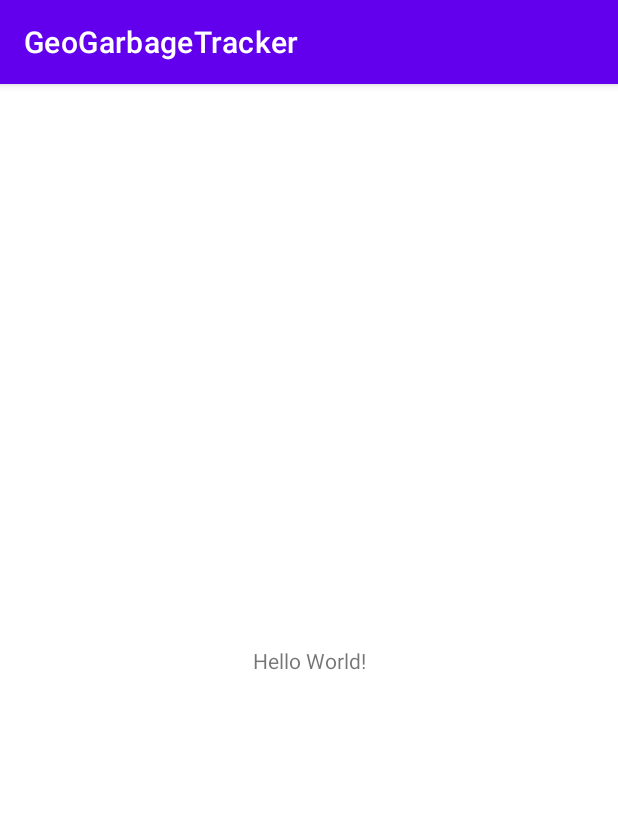
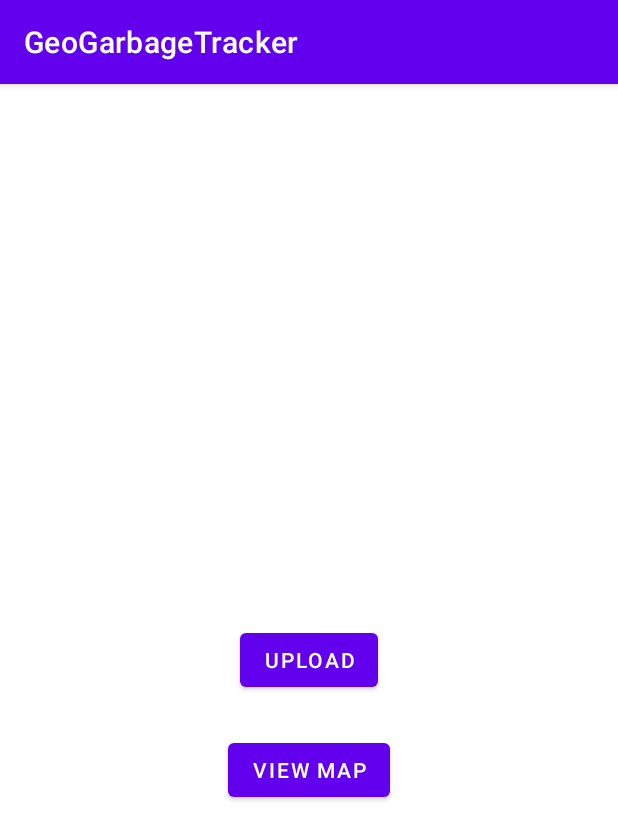
Before and after one commit to tharun571/Geo-Tracking-Garbage-App, an Android app: the screen it shows after launch (MainActivity before the commit, SelectActivity after it), on a phone screen of 412 x 824 dp. Shown: the top 840 px of the screen. Run offline under Robolectric (Android 15) with nearby library versions, the phone set to English and light mode, and no system bars; our stand-ins replace Firebase (no records; nobody signed in at launch, a user with empty details on screens opened directly).

```diff
--- a/GeoGarbageTracker/app/build.gradle
+++ b/GeoGarbageTracker/app/build.gradle
@@ -47,4 +47,7 @@ dependencies {
 
     implementation platform('com.google.firebase:firebase-bom:26.3.0')
     implementation 'com.google.firebase:firebase-analytics-ktx'
+
+    implementation 'com.google.firebase:firebase-database-ktx'
+    implementation 'com.google.firebase:firebase-storage-ktx'
 }
--- a/GeoGarbageTracker/app/src/main/AndroidManifest.xml
+++ b/GeoGarbageTracker/app/src/main/AndroidManifest.xml
@@ -9,6 +9,7 @@
         android:roundIcon="@mipmap/ic_launcher_round"
         android:supportsRtl="true"
         android:theme="@style/Theme.GeoGarbageTracker">
+        <activity android:name=".SelectActivity"></activity>
         <activity android:name=".MainActivity">
             <intent-filter>
                 <action android:name="android.intent.action.MAIN" />
--- a/GeoGarbageTracker/app/src/main/java/com/example/geogarbagetracker/MainActivity.kt
+++ b/GeoGarbageTracker/app/src/main/java/com/example/geogarbagetracker/MainActivity.kt
@@ -1,11 +1,17 @@
 package com.example.geogarbagetracker
 
+import android.content.Intent
 import androidx.appcompat.app.AppCompatActivity
 import android.os.Bundle
+import android.os.Handler
+import android.os.Looper
 
 class MainActivity : AppCompatActivity() {
     override fun onCreate(savedInstanceState: Bundle?) {
         super.onCreate(savedInstanceState)
         setContentView(R.layout.activity_main)
+        Handler(Looper.getMainLooper()).postDelayed( {
+            startActivity(Intent(this, SelectActivity::class.java))
+        }, 2000)
     }
 }
--- /dev/null
+++ b/GeoGarbageTracker/app/src/main/java/com/example/geogarbagetracker/SelectActivity.kt
@@ -0,0 +1,75 @@
+package com.example.geogarbagetracker
+
+import android.R.attr.description
+import android.content.Intent
+import android.net.Uri
+import android.os.Bundle
+import android.util.Log
+import android.widget.Button
+import android.widget.Toast
+import androidx.appcompat.app.AppCompatActivity
+import com.google.android.gms.tasks.OnSuccessListener
+import com.google.firebase.database.DatabaseReference
+import com.google.firebase.database.FirebaseDatabase
+import com.google.firebase.storage.FirebaseStorage
+import com.google.firebase.storage.StorageReference
+
+
+class SelectActivity : AppCompatActivity() {
+    private lateinit var locations: DatabaseReference
+    private lateinit var storageRef: StorageReference
+    override fun onCreate(savedInstanceState: Bundle?) {
+        super.onCreate(savedInstanceState)
+        setContentView(R.layout.activity_select)
+        val database = FirebaseDatabase.getInstance().reference
+        locations = database.child("locations")
+        storageRef = FirebaseStorage.getInstance().reference
+
+
+        val uploadButton: Button = findViewById(R.id.uploadButton)
+        uploadButton.setOnClickListener {
+            selectImage()
+        }
+    }
+
+    private fun selectImage() {
+        val intent = Intent()
+        intent.type = "image/*"
+        intent.action = Intent.ACTION_GET_CONTENT
+        startActivityForResult(Intent.createChooser(intent, "Select Image file"), 1)
+    }
+
+    override fun onActivityResult(requestCode: Int, resultCode: Int, data: Intent?) {
+        super.onActivityResult(requestCode, resultCode, data)
+        if (requestCode == 1 && resultCode == RESULT_OK && data != null && data.getData() != null) {
+            uploadImgFile(data.getData()!!);
+        }
+    }
+
+    private fun uploadImgFile(data: Uri) {
+        val reference: StorageReference =
+            storageRef.child("uploads/").child(data.lastPathSegment!!)
+        reference.putFile(data)
+            .addOnSuccessListener { taskSnapshot ->
+                taskSnapshot.storage.getDownloadUrl()
+                    .addOnSuccessListener(OnSuccessListener<Uri> { uri ->
+                        val downloadUrl = uri.toString()
+                        Log.i("downloadUrl", downloadUrl)
+                        val loc = locations.push()
+                        loc.child("key").setValue(loc.key)
+                        loc.child("url").setValue(downloadUrl)
+                    })
+
+
+                Toast.makeText(
+                    this@SelectActivity,
+                    "File uploaded successfully",
+                    Toast.LENGTH_SHORT
+                ).show()
+
+
+            }
+    }
+
+
+}
--- /dev/null
+++ b/GeoGarbageTracker/app/src/main/res/layout/activity_select.xml
@@ -0,0 +1,28 @@
+<?xml version="1.0" encoding="utf-8"?>
+<androidx.constraintlayout.widget.ConstraintLayout xmlns:android="http://schemas.android.com/apk/res/android"
+    xmlns:app="http://schemas.android.com/apk/res-auto"
+    xmlns:tools="http://schemas.android.com/tools"
+    android:layout_width="match_parent"
+    android:layout_height="match_parent"
+    tools:context=".SelectActivity">
+
+    <Button
+        android:id="@+id/uploadButton"
+        android:layout_width="wrap_content"
+        android:layout_height="wrap_content"
+        android:text="Upload"
+        app:layout_constraintBottom_toBottomOf="parent"
+        app:layout_constraintEnd_toEndOf="parent"
+        app:layout_constraintStart_toStartOf="parent"
+        app:layout_constraintTop_toTopOf="parent" />
+
+    <Button
+        android:id="@+id/mapButton"
+        android:layout_width="wrap_content"
+        android:layout_height="wrap_content"
+        android:layout_marginTop="25dp"
+        android:text="View Map"
+        app:layout_constraintEnd_toEndOf="parent"
+        app:layout_constraintStart_toStartOf="parent"
+        app:layout_constraintTop_toBottomOf="@+id/uploadButton" />
+</androidx.constraintlayout.widget.ConstraintLayout>
```
